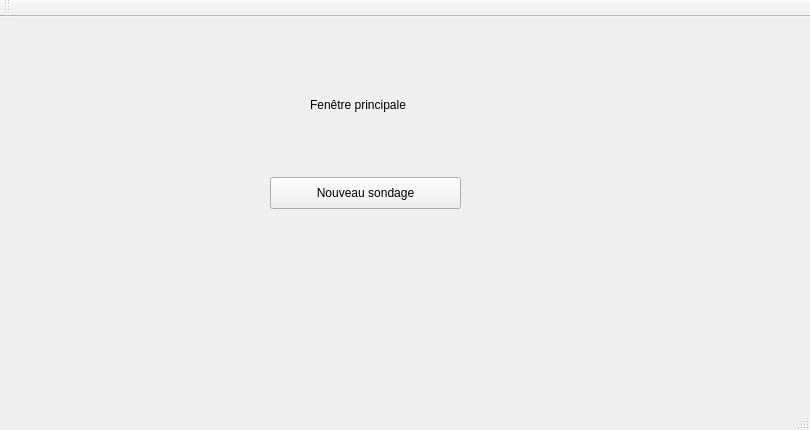
Qt form admin-app/mainwindow.ui (BnHrb/beam-rainbow) before a commit.
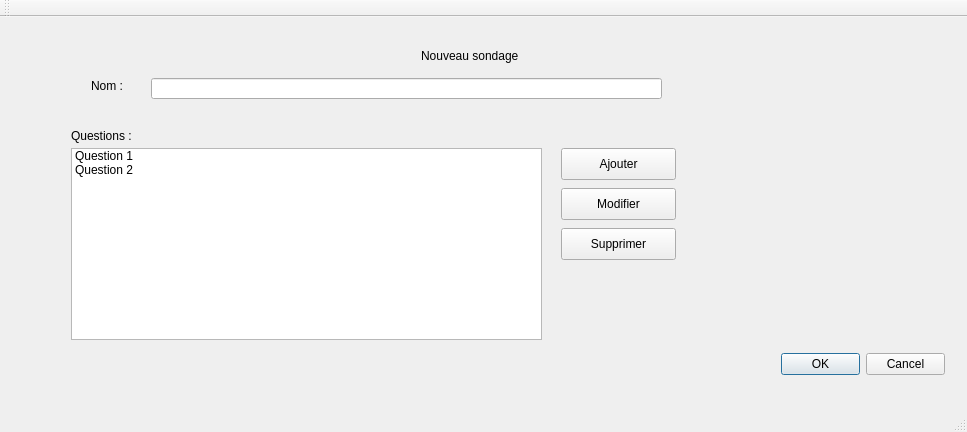
The same form after that commit.

Commit message: creating survey

The edit to the form file:
```diff
--- a/admin-app/mainwindow.ui
+++ b/admin-app/mainwindow.ui
@@ -6,40 +6,225 @@
    <rect>
     <x>0</x>
     <y>0</y>
-    <width>810</width>
-    <height>430</height>
+    <width>967</width>
+    <height>432</height>
    </rect>
   </property>
   <property name="windowTitle">
    <string>MainWindow</string>
   </property>
   <widget class="QWidget" name="centralWidget">
-   <widget class="QLabel" name="label">
-    <property name="geometry">
-     <rect>
-      <x>310</x>
-      <y>80</y>
-      <width>161</width>
-      <height>16</height>
-     </rect>
-    </property>
-    <property name="text">
-     <string>Fenêtre principale</string>
-    </property>
-   </widget>
-   <widget class="QPushButton" name="pushButton">
-    <property name="geometry">
-     <rect>
-      <x>270</x>
-      <y>160</y>
-      <width>191</width>
-      <height>32</height>
-     </rect>
-    </property>
-    <property name="text">
-     <string>Nouveau sondage</string>
-    </property>
-   </widget>
+   <layout class="QVBoxLayout" name="verticalLayout">
+    <item>
+     <widget class="QStackedWidget" name="stackedWidget">
+      <property name="currentIndex">
+       <number>2</number>
+      </property>
+      <widget class="QWidget" name="homePage">
+       <widget class="QPushButton" name="surveyButton">
+        <property name="geometry">
+         <rect>
+          <x>420</x>
+          <y>160</y>
+          <width>131</width>
+          <height>31</height>
+         </rect>
+        </property>
+        <property name="text">
+         <string>Sondages</string>
+        </property>
+       </widget>
+      </widget>
+      <widget class="QWidget" name="surveyPage">
+       <widget class="QListWidget" name="surveyListWidget">
+        <property name="geometry">
+         <rect>
+          <x>20</x>
+          <y>20</y>
+          <width>601</width>
+          <height>311</height>
+         </rect>
+        </property>
+        <item>
+         <property name="text">
+          <string>Sondage 1</string>
+         </property>
+        </item>
+        <item>
+         <property name="text">
+          <string>Sondage 2</string>
+         </property>
+        </item>
+       </widget>
+       <widget class="QPushButton" name="surveyEditButton">
+        <property name="geometry">
+         <rect>
+          <x>640</x>
+          <y>70</y>
+          <width>115</width>
+          <height>32</height>
+         </rect>
+        </property>
+        <property name="text">
+         <string>Modifier</string>
+        </property>
+       </widget>
+       <widget class="QPushButton" name="surveyDeleteButton">
+        <property name="geometry">
+         <rect>
+          <x>640</x>
+          <y>110</y>
+          <width>115</width>
+          <height>32</height>
+         </rect>
+        </property>
+        <property name="text">
+         <string>Supprimer</string>
+        </property>
+       </widget>
+       <widget class="QPushButton" name="surveyAddButton">
+        <property name="geometry">
+         <rect>
+          <x>640</x>
+          <y>30</y>
+          <width>115</width>
+          <height>32</height>
+         </rect>
+        </property>
+        <property name="text">
+         <string>Ajouter</string>
+        </property>
+       </widget>
+      </widget>
+      <widget class="QWidget" name="page">
+       <widget class="QLabel" name="newSurveyLabel">
+        <property name="geometry">
+         <rect>
+          <x>410</x>
+          <y>20</y>
+          <width>191</width>
+          <height>16</height>
+         </rect>
+        </property>
+        <property name="text">
+         <string>Nouveau sondage</string>
+        </property>
+       </widget>
+       <widget class="QLabel" name="nameSurveyLabel">
+        <property name="geometry">
+         <rect>
+          <x>80</x>
+          <y>50</y>
+          <width>59</width>
+          <height>16</height>
+         </rect>
+        </property>
+        <property name="text">
+         <string>Nom :</string>
+        </property>
+       </widget>
+       <widget class="QListWidget" name="questionsListWidget">
+        <property name="geometry">
+         <rect>
+          <x>60</x>
+          <y>120</y>
+          <width>471</width>
+          <height>192</height>
+         </rect>
+        </property>
+        <item>
+         <property name="text">
+          <string>Question 1</string>
+         </property>
+        </item>
+        <item>
+         <property name="text">
+          <string>Question 2</string>
+         </property>
+        </item>
+       </widget>
+       <widget class="QLineEdit" name="nameSurveyLineEdit">
+        <property name="geometry">
+         <rect>
+          <x>140</x>
+          <y>50</y>
+          <width>511</width>
+          <height>21</height>
+         </rect>
+        </property>
+       </widget>
+       <widget class="QLabel" name="questionsLabel">
+        <property name="geometry">
+         <rect>
+          <x>60</x>
+          <y>100</y>
+          <width>101</width>
+          <height>16</height>
+         </rect>
+        </property>
+        <property name="text">
+         <string>Questions :</string>
+        </property>
+       </widget>
+       <widget class="QDialogButtonBox" name="newSurveyButtonBox">
+        <property name="geometry">
+         <rect>
+          <x>770</x>
+          <y>320</y>
+          <width>164</width>
+          <height>32</height>
+         </rect>
+        </property>
+        <property name="standardButtons">
+         <set>QDialogButtonBox::Cancel|QDialogButtonBox::Ok</set>
+        </property>
+        <property name="centerButtons">
+         <bool>false</bool>
+        </property>
+       </widget>
+       <widget class="QPushButton" name="addQuestionButton">
+        <property name="geometry">
+         <rect>
+          <x>550</x>
+          <y>120</y>
+          <width>115</width>
+          <height>32</height>
+         </rect>
+        </property>
+        <property name="text">
+         <string>Ajouter</string>
+        </property>
+       </widget>
+       <widget class="QPushButton" name="editQuestionButton">
+        <property name="geometry">
+         <rect>
+          <x>550</x>
+          <y>160</y>
+          <width>115</width>
+          <height>32</height>
+         </rect>
+        </property>
+        <property name="text">
+         <string>Modifier</string>
+        </property>
+       </widget>
+       <widget class="QPushButton" name="deleteQuestionButton">
+        <property name="geometry">
+         <rect>
+          <x>550</x>
+          <y>200</y>
+          <width>115</width>
+          <height>32</height>
+         </rect>
+        </property>
+        <property name="text">
+         <string>Supprimer</string>
+        </property>
+       </widget>
+      </widget>
+     </widget>
+    </item>
+   </layout>
   </widget>
   <widget class="QMenuBar" name="menuBar">
    <property name="geometry">
```
Left out of the diff: 2 changed lines with no effect on the pictures. The commit also changes 6 other files.
